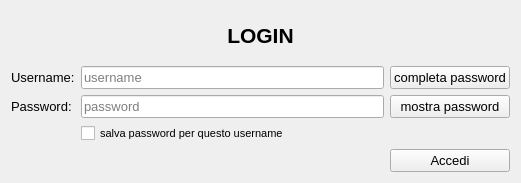
Before: the Qt Designer form ui/Titolare/login.ui in mdoraz/Hotel, drawn with Qt 5.
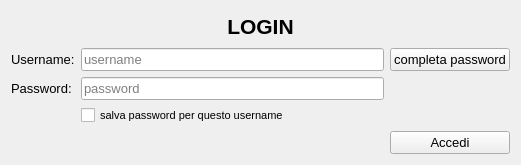
After: the same form once the commit is applied.

Commit message: Interfaccia Home e Login Programma

```diff
--- a/ui/Titolare/login.ui
+++ b/ui/Titolare/login.ui
@@ -7,7 +7,7 @@
     <x>0</x>
     <y>0</y>
     <width>521</width>
-    <height>183</height>
+    <height>165</height>
    </rect>
   </property>
   <property name="font">
@@ -122,16 +122,6 @@
      </property>
     </widget>
    </item>
-   <item row="3" column="2">
-    <widget class="QPushButton" name="pushButton_3">
-     <property name="text">
-      <string>mostra password</string>
-     </property>
-     <property name="autoDefault">
-      <bool>false</bool>
-     </property>
-    </widget>
-   </item>
    <item row="4" column="1">
     <widget class="QCheckBox" name="checkBox">
      <property name="font">
```
Left out of the diff: 18 changed lines with no effect on the pictures. The commit also changes 4 other files.
